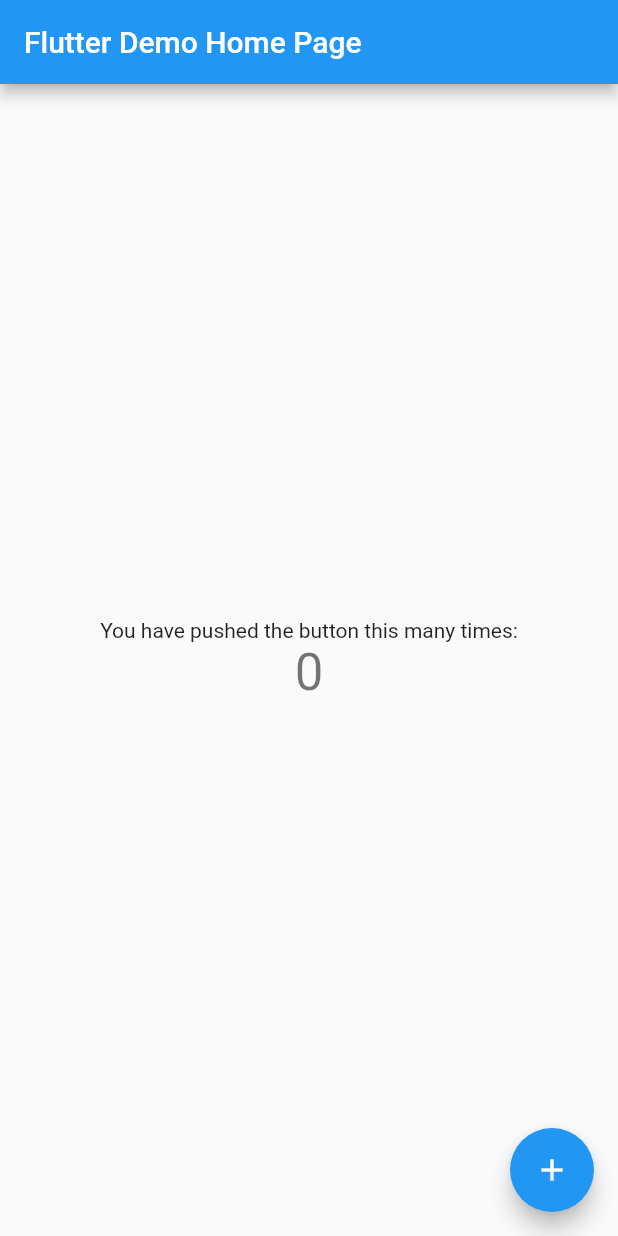
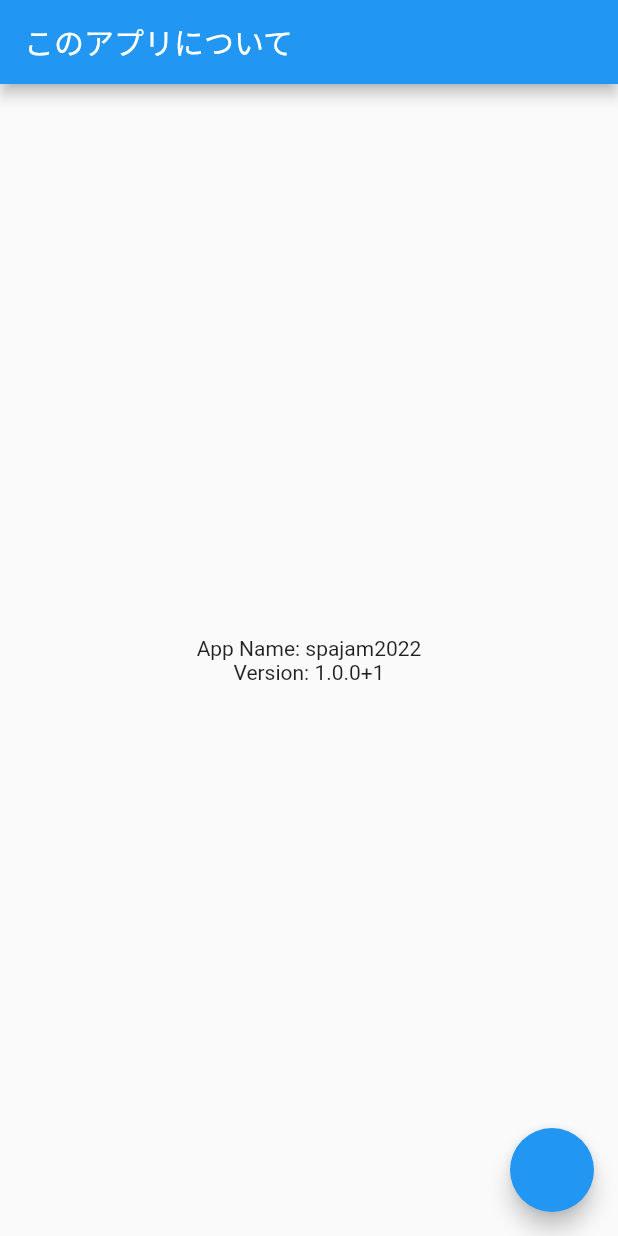
Before and after one commit to kosukesaigusa/spajam-2022, a Flutter app: the screen it shows after launch, on a phone screen of 412 x 824 dp. Run offline on Flutter 3.47's test engine with Material 2 defaults, Android fonts, the phone set to English and light mode, and no system bars; our stand-ins replace cloud_firestore, firebase_core, flutter_hooks, package_info_plus; accounts and stored records are empty.

Commit message:
build: setup multiple firebase projects for both iOS and Android

```diff
--- /dev/null
+++ b/lib/app.dart
@@ -0,0 +1,16 @@
+import 'package:flutter/material.dart';
+import 'package:spajam2022/pages/about_page.dart';
+
+class App extends StatelessWidget {
+  const App({Key? key}) : super(key: key);
+  @override
+  Widget build(BuildContext context) {
+    return MaterialApp(
+      title: 'Flutter Demo',
+      theme: ThemeData(
+        primarySwatch: Colors.blue,
+      ),
+      home: const AboutPage(),
+    );
+  }
+}
--- /dev/null
+++ b/lib/hooks/package_info_state.dart
@@ -0,0 +1,25 @@
+import 'package:flutter/foundation.dart';
+import 'package:flutter_hooks/flutter_hooks.dart';
+import 'package:package_info_plus/package_info_plus.dart';
+
+/// PackageInfo の useState
+PackageInfoState usePackageInfoState() {
+  final packageInfoStateRef = useRef(const PackageInfoState(fetched: false));
+  final packageInfoAsyncSnapshot =
+      useFuture<PackageInfo>(useMemoized<Future<PackageInfo>>(PackageInfo.fromPlatform));
+  return packageInfoStateRef.value = PackageInfoState(
+    fetched: packageInfoAsyncSnapshot.hasData,
+    packageInfo: packageInfoAsyncSnapshot.data,
+  );
+}
+
+@immutable
+class PackageInfoState {
+  const PackageInfoState({
+    required this.fetched,
+    this.packageInfo,
+  });
+
+  final bool fetched;
+  final PackageInfo? packageInfo;
+}
--- a/lib/main.dart
+++ b/lib/main.dart
@@ -1,70 +1,23 @@
 import 'package:firebase_core/firebase_core.dart';
 import 'package:flutter/material.dart';
 
-import 'firebase_options.dart';
+import 'app.dart';
+import 'firebase_options/firebase_options_dev.dart' as dev;
+import 'firebase_options/firebase_options_prod.dart' as prod;
 
 Future<void> main() async {
   WidgetsFlutterBinding.ensureInitialized();
-  await Firebase.initializeApp(
-    options: DefaultFirebaseOptions.currentPlatform,
-  );
-  runApp(const MyApp());
+  await Firebase.initializeApp(options: _firebaseOptionsByFlavor);
+  runApp(const App());
 }
 
-class MyApp extends StatelessWidget {
-  const MyApp({Key? key}) : super(key: key);
-  @override
-  Widget build(BuildContext context) {
-    return MaterialApp(
-      title: 'Flutter Demo',
-      theme: ThemeData(
-        primarySwatch: Colors.blue,
-      ),
-      home: const MyHomePage(title: 'Flutter Demo Home Page'),
-    );
+FirebaseOptions get _firebaseOptionsByFlavor {
+  const flavor = String.fromEnvironment('FLAVOR');
+  switch (flavor) {
+    case 'prod':
+      return prod.DefaultFirebaseOptions.currentPlatform;
+    case 'dev':
+      return dev.DefaultFirebaseOptions.currentPlatform;
   }
+  return dev.DefaultFirebaseOptions.currentPlatform;
 }
-
-class MyHomePage extends StatefulWidget {
-  const MyHomePage({Key? key, required this.title}) : super(key: key);
-  final String title;
-
-  @override
-  State<MyHomePage> createState() => _MyHomePageState();
-}
-
-class _MyHomePageState extends State<MyHomePage> {
-  int _counter = 0;
-
-  void _incrementCounter() {
-    setState(() {
-      _counter++;
-    });
-  }
-
-  @override
-  Widget build(BuildContext context) {
-    return Scaffold(
-      appBar: AppBar(title: Text(widget.title)),
-      body: Center(
-        child: Column(
-          mainAxisAlignment: MainAxisAlignment.center,
-          children: <Widget>[
-            const Text(
-              'You have pushed the button this many times:',
-            ),
-            Text(
-              '$_counter',
-              style: Theme.of(context).textTheme.headline4,
-            ),
-          ],
-        ),
-      ),
-      floatingActionButton: FloatingActionButton(
-        onPressed: _incrementCounter,
-        tooltip: 'Increment',
-        child: const Icon(Icons.add),
-      ),
-    );
-  }
-}
--- /dev/null
+++ b/lib/pages/about_page.dart
@@ -0,0 +1,51 @@
+import 'package:cloud_firestore/cloud_firestore.dart';
+import 'package:flutter/material.dart';
+import 'package:flutter_hooks/flutter_hooks.dart';
+import 'package:package_info_plus/package_info_plus.dart';
+
+import '../hooks/package_info_state.dart';
+
+class AboutPage extends HookWidget {
+  const AboutPage({super.key});
+
+  @override
+  Widget build(BuildContext context) {
+    final packageInfoState = usePackageInfoState();
+    final packageInfo = packageInfoState.packageInfo;
+    return Scaffold(
+      appBar: AppBar(title: const Text('このアプリについて')),
+      body: Center(
+        child: Column(
+          mainAxisAlignment: MainAxisAlignment.center,
+          children: [
+            Text('App Name: ${_getAppNameText(packageInfo)}'),
+            Text('Version: ${_getVersionInfoText(packageInfo)}'),
+          ],
+        ),
+      ),
+      floatingActionButton: FloatingActionButton(
+        onPressed: () async {
+          final ds = await FirebaseFirestore.instance.collection('test').doc('test').get();
+          final data = ds.data();
+          debugPrint(data.toString());
+        },
+      ),
+    );
+  }
+
+  /// バージョン番号のテキストを取得する
+  String _getAppNameText(PackageInfo? packageInfo) {
+    if (packageInfo == null) {
+      return '';
+    }
+    return packageInfo.appName;
+  }
+
+  /// バージョン番号のテキストを取得する
+  String _getVersionInfoText(PackageInfo? packageInfo) {
+    if (packageInfo == null) {
+      return '';
+    }
+    return '${packageInfo.version}+${packageInfo.buildNumber}';
+  }
+}
--- a/pubspec.yaml
+++ b/pubspec.yaml
@@ -21,6 +21,8 @@ dependencies:
   firebase_storage:
   flutter:
     sdk: flutter
+  flutter_hooks:
+  package_info_plus: ^1.4.3
 
 dev_dependencies:
   flutter_test:
```
Also changed, not shown: lib/firebase_options/firebase_options_dev.dart (added, +68 -0 lines), lib/firebase_options/firebase_options_prod.dart (renamed from lib/firebase_options.dart), pubspec.lock, 18 other files.
